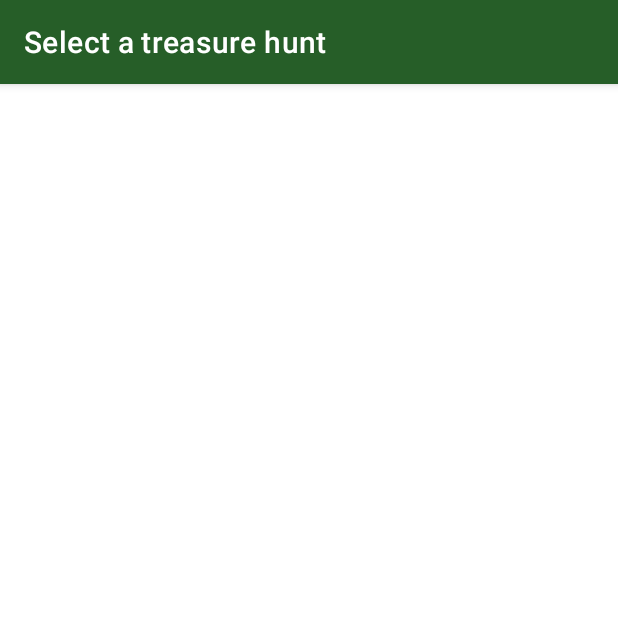
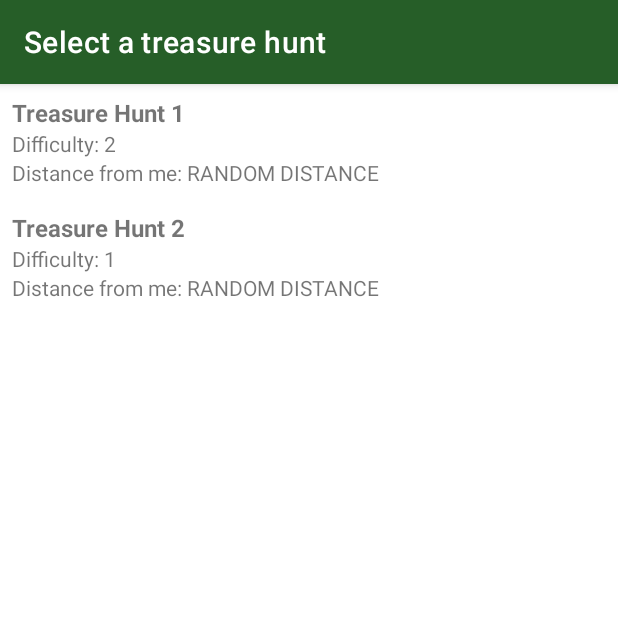
Before and after one commit to tefkros777/treasure-hunt, an Android app: the TreasureHuntSelectionActivity screen opened directly, with no data from a screen before it, on a phone screen of 412 x 824 dp, the top half of it. Run offline under Robolectric (Android 15) with nearby library versions, the phone set to English and light mode, and no system bars.

Commit message:
Add recyclerview to display available treasure hunts in TreasureHuntSelectionActivity

```diff
--- a/app/build.gradle
+++ b/app/build.gradle
@@ -44,5 +44,7 @@ dependencies {
     // Location
     implementation 'com.google.android.gms:play-services-location:17.0.0'
 
+    // RecyclerView
+    implementation "androidx.recyclerview:recyclerview:1.1.0"
 
 }
--- /dev/null
+++ b/app/src/main/java/com/loizou/treasurehunt/Adapters/TreasureHuntListAdapter.kt
@@ -0,0 +1,46 @@
+package com.loizou.treasurehunt.Adapters
+
+import android.view.LayoutInflater
+import android.view.View
+import android.view.ViewGroup
+import androidx.recyclerview.widget.RecyclerView
+import com.google.android.material.textview.MaterialTextView
+import com.loizou.treasurehunt.Models.TreasureHunt
+import com.loizou.treasurehunt.R
+
+class TreasureHuntListAdapter(val mTreasureHuntModelList: List<TreasureHunt>) : RecyclerView.Adapter<TreasureHuntListAdapter.ViewHolder>() {
+
+    // Provide a direct reference to each of the views within a data item
+    // Used to cache the views within the item layout for fast access
+    inner class ViewHolder(itemView: View) : RecyclerView.ViewHolder(itemView) {
+        // Your holder should contain and initialize a member variable
+        // for any view that will be set as you render a row
+        val tvName = itemView.findViewById<MaterialTextView>(R.id.tvHuntName)
+        val tvDifficulty = itemView.findViewById<MaterialTextView>(R.id.tvHuntDifficulty)
+        val tvDistance = itemView.findViewById<MaterialTextView>(R.id.tvHuntDistanceFromMe)
+    }
+
+    /**
+     * Called whenever new item needs to be created
+     * Inflate views using the row_layout
+     */
+    override fun onCreateViewHolder(parent: ViewGroup, viewType: Int): ViewHolder {
+        val inflater = LayoutInflater.from(parent.context) // Parent calling activity/class
+        // Inflate a row_layout
+        val treasureHuntView = inflater.inflate(R.layout.treasure_hunt_row_layout, parent,false)
+        return ViewHolder(treasureHuntView)
+    }
+
+    /**
+     * Populate data, feed information from the data source to the view
+     */
+    override fun onBindViewHolder(holder: ViewHolder, position: Int) {
+        holder.tvName.text = mTreasureHuntModelList[position].name
+        holder.tvDifficulty.text = "Difficulty: " + mTreasureHuntModelList[position].difficulty.toString()
+        holder.tvDistance.text = "Distance from me: RANDOM DISTANCE"
+    }
+
+    override fun getItemCount(): Int {
+        return mTreasureHuntModelList.size
+    }
+}
--- /dev/null
+++ b/app/src/main/java/com/loizou/treasurehunt/DataManager.kt
@@ -0,0 +1,13 @@
+package com.loizou.treasurehunt
+
+import com.loizou.treasurehunt.Models.TreasureHunt
+
+object DataManager {
+    fun getTreasureHunts() : List<TreasureHunt>{
+        return listOf(
+            TreasureHunt("Treasure Hunt 1", 2, "Joe Doe"),
+            TreasureHunt("Treasure Hunt 2", 1, "Dalaras")
+        )
+
+    }
+}
--- a/app/src/main/java/com/loizou/treasurehunt/MainActivity.kt
+++ b/app/src/main/java/com/loizou/treasurehunt/MainActivity.kt
@@ -22,7 +22,8 @@ class MainActivity : AppCompatActivity() {
 
         btnHuntMode.setOnClickListener {
             showMessage(rootLayout, "TREASURE HUNT MODE")
-            val intent = Intent(this, TreasureHuntActivity::class.java)
+            // val intent = Intent(this, TreasureHuntActivity::class.java)
+            val intent = Intent(this, TreasureHuntSelectionActivity::class.java)
             startActivity(intent)
         }
 
--- a/app/src/main/java/com/loizou/treasurehunt/TreasureHuntSelectionActivity.kt
+++ b/app/src/main/java/com/loizou/treasurehunt/TreasureHuntSelectionActivity.kt
@@ -2,11 +2,19 @@ package com.loizou.treasurehunt
 
 import androidx.appcompat.app.AppCompatActivity
 import android.os.Bundle
+import androidx.recyclerview.widget.LinearLayoutManager
+import androidx.recyclerview.widget.RecyclerView
+import com.loizou.treasurehunt.Adapters.TreasureHuntListAdapter
 
 class TreasureHuntSelectionActivity : AppCompatActivity() {
     override fun onCreate(savedInstanceState: Bundle?) {
         super.onCreate(savedInstanceState)
         setContentView(R.layout.activity_treasure_hunt_selection)
+
         title = "Select a treasure hunt"
+
+        val recViewTreasureHuntsList = findViewById<RecyclerView>(R.id.TreasureHuntsRecyclerView)
+        recViewTreasureHuntsList.adapter = TreasureHuntListAdapter(DataManager.getTreasureHunts())
+        recViewTreasureHuntsList.layoutManager = LinearLayoutManager(this)
     }
 }
--- a/app/src/main/res/layout/activity_main.xml
+++ b/app/src/main/res/layout/activity_main.xml
@@ -5,7 +5,6 @@
     android:id="@+id/rootLayout"
     android:layout_width="match_parent"
     android:layout_height="match_parent"
-    android:background="@color/colorPrimary"
     tools:context=".MainActivity">
 
     <com.google.android.material.textview.MaterialTextView
@@ -16,7 +15,6 @@
         android:fontFamily="monospace"
         android:gravity="center"
         android:text="@string/ahoy"
-        android:textColor="@color/colorPrimaryText"
         android:textSize="24sp"
         android:textStyle="italic" />
 
@@ -28,7 +26,6 @@
         android:layout_margin="12dp"
         android:gravity="center"
         android:text="@string/welcome_message"
-        android:textColor="@color/colorSecondaryText"
         android:textSize="16sp" />
 
     <androidx.constraintlayout.widget.ConstraintLayout
--- a/app/src/main/res/layout/activity_treasure_hunt_selection.xml
+++ b/app/src/main/res/layout/activity_treasure_hunt_selection.xml
@@ -1,9 +1,14 @@
 <?xml version="1.0" encoding="utf-8"?>
-<androidx.constraintlayout.widget.ConstraintLayout xmlns:android="http://schemas.android.com/apk/res/android"
+<com.google.android.material.circularreveal.CircularRevealRelativeLayout xmlns:android="http://schemas.android.com/apk/res/android"
     xmlns:app="http://schemas.android.com/apk/res-auto"
     xmlns:tools="http://schemas.android.com/tools"
     android:layout_width="match_parent"
     android:layout_height="match_parent"
     tools:context=".TreasureHuntSelectionActivity">
 
-</androidx.constraintlayout.widget.ConstraintLayout>
+    <androidx.recyclerview.widget.RecyclerView
+        android:id="@+id/TreasureHuntsRecyclerView"
+        android:layout_width="match_parent"
+        android:layout_height="match_parent" />
+
+</com.google.android.material.circularreveal.CircularRevealRelativeLayout>
--- /dev/null
+++ b/app/src/main/res/layout/treasure_hunt_row_layout.xml
@@ -0,0 +1,31 @@
+<?xml version="1.0" encoding="utf-8"?>
+<com.google.android.material.circularreveal.CircularRevealRelativeLayout xmlns:android="http://schemas.android.com/apk/res/android"
+    android:layout_width="match_parent"
+    android:layout_height="wrap_content"
+    android:padding="8dp"
+    android:clickable="true"
+    android:foreground="?selectableItemBackground">
+
+    <com.google.android.material.textview.MaterialTextView
+        android:id="@+id/tvHuntName"
+        android:layout_width="match_parent"
+        android:layout_height="wrap_content"
+        android:layout_alignParentTop="true"
+        android:text="@string/hunt_name_placeholder"
+        android:textSize="16sp"
+        android:textStyle="bold" />
+
+    <com.google.android.material.textview.MaterialTextView
+        android:id="@+id/tvHuntDifficulty"
+        android:layout_width="match_parent"
+        android:layout_height="wrap_content"
+        android:layout_below="@id/tvHuntName"
+        android:text="@string/hunt_difficulty_placeholder" />
+
+    <com.google.android.material.textview.MaterialTextView
+        android:id="@+id/tvHuntDistanceFromMe"
+        android:layout_width="match_parent"
+        android:layout_height="wrap_content"
+        android:layout_below="@id/tvHuntDifficulty"
+        android:text="@string/hunt_distance_placeholder" />
+</com.google.android.material.circularreveal.CircularRevealRelativeLayout>
--- a/app/src/main/res/values/strings.xml
+++ b/app/src/main/res/values/strings.xml
@@ -13,6 +13,9 @@
     <string name="treasure_hunt">Treasure Hunt</string>
     <string name="title_activity_treasure_hunt">Map</string>
     <string name="treasure_hunt_waypoints">Treasure hunt Waypoints</string>
+    <string name="hunt_name_placeholder">Treasure Hunt Placeholder</string>
+    <string name="hunt_difficulty_placeholder">EASY</string>
+    <string name="hunt_distance_placeholder">1.2 mi</string>
 
 
 </resources>
```
